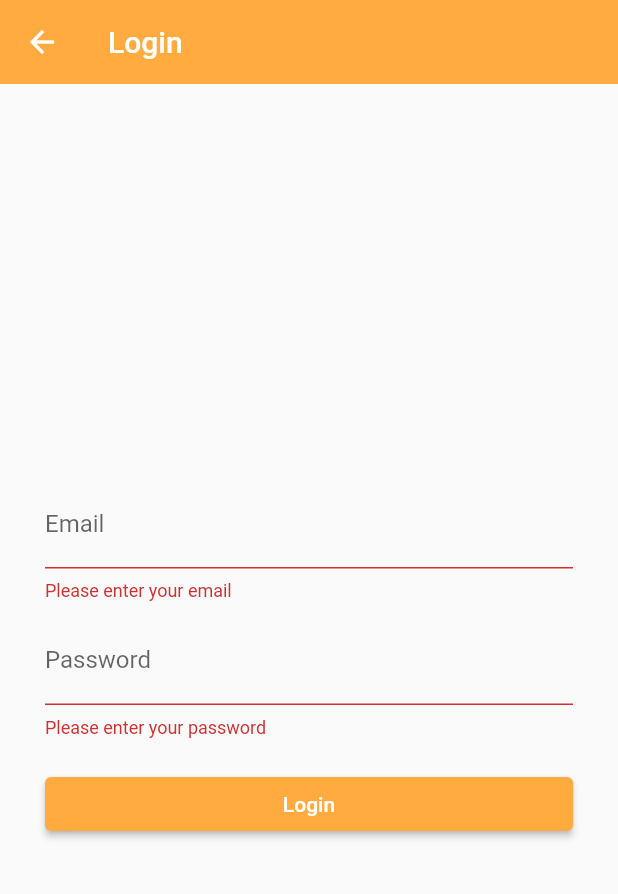
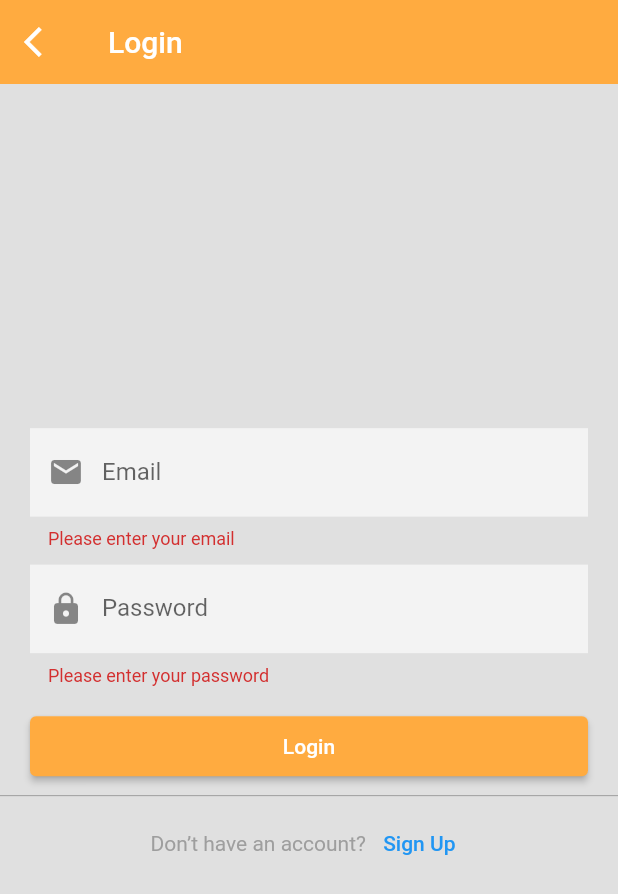
Before and after one commit to uswebk/coodig-mobile, a Flutter app: the LoginScreen screen opened directly, after a tap on "Login", on a phone screen of 412 x 824 dp. Shown: the top 894 px of the screen. Run offline on Flutter 3.47's test engine with Material 2 defaults, Android fonts, the phone set to English and light mode, and no system bars; drawn by our look-alikes of modal_progress_hud_nsn; our stand-ins replace flutter_riverpod, flutter_secure_storage, get; accounts and stored records are empty; network calls fail.

Commit message:
refactor: login screen

```diff
--- a/lib/view/login/login_screen.dart
+++ b/lib/view/login/login_screen.dart
@@ -1,16 +1,18 @@
 import 'package:coodig_mobile/provider/auth_provider.dart';
 import 'package:coodig_mobile/provider/login_provider.dart';
 import 'package:coodig_mobile/view/dashboard/dashboard_screen.dart';
+import 'package:coodig_mobile/view/login/widget/login_form.dart';
 import 'package:coodig_mobile/view/otp/otp_screen.dart';
+import 'package:coodig_mobile/view/signup/signup_screen.dart';
 import 'package:flutter/material.dart';
 import 'package:flutter_riverpod/flutter_riverpod.dart';
 import 'package:get/get.dart';
 import 'package:modal_progress_hud_nsn/modal_progress_hud_nsn.dart';
 
+import '../launch/launch_screen.dart';
+
 class LoginScreen extends ConsumerWidget {
   LoginScreen({super.key});
-
-  final _formKey = GlobalKey<FormState>();
 
   final TextEditingController emailController = TextEditingController();
   final TextEditingController passwordController = TextEditingController();
@@ -31,103 +33,55 @@ class LoginScreen extends ConsumerWidget {
 
     return Stack(children: [
       Scaffold(
+        backgroundColor: Colors.grey[300],
         appBar: AppBar(
+          leading: IconButton(
+            icon: const Icon(Icons.arrow_back_ios),
+            onPressed: () {
+              Get.to(const LaunchScreen());
+            },
+          ),
           backgroundColor: Colors.orangeAccent,
           title: const Text('Login'),
           elevation: 0,
         ),
-        body: Form(
-          key: _formKey,
-          child: Center(
+        body: Column(
+          children: [
+            Expanded(flex: 2, child: Container()),
+            Expanded(
+                flex: 3,
+                child: SingleChildScrollView(
                   child: Column(
+                    mainAxisSize: MainAxisSize.min,
                     mainAxisAlignment: MainAxisAlignment.center,
                     children: [
-                Container(
-                  width: double.infinity,
-                  padding: const EdgeInsets.symmetric(horizontal: 20),
-                  child: (state.errorMessage != '')
-                      ? Container(
-                          padding: const EdgeInsets.all(10),
-                          decoration: BoxDecoration(
-                            color: Colors.red[50],
-                            borderRadius: BorderRadius.circular(4.0),
-                            border: Border.all(color: Colors.red.shade100),
+                      const LoginForm(),
+                      const SizedBox(
+                        height: 5,
                       ),
-                          child: Text(
-                            state.errorMessage,
-                            style: TextStyle(color: Colors.red.shade300),
+                      const Divider(
+                        color: Colors.grey,
                       ),
-                        )
-                      : Container(),
+                      Row(
+                        mainAxisSize: MainAxisSize.min,
+                        children: [
+                          const Text(
+                            'Don’t have an account? ',
+                            style: TextStyle(color: Colors.grey),
                           ),
-                Container(
-                  padding: const EdgeInsets.symmetric(horizontal: 30),
-                  child: Column(
-                    children: [
-                      TextFormField(
-                        controller: emailController,
-                        decoration: const InputDecoration(labelText: 'Email'),
-                        validator: (value) {
-                          if (value!.isEmpty) {
-                            return 'Please enter your email';
-                          }
-                          return null;
+                          TextButton(
+                            child: const Text('Sign Up'),
+                            onPressed: () {
+                              Get.to(const SignupScreen());
                             },
-                        onChanged: (String value) {},
-                      ),
-                      const SizedBox(
-                        height: 10,
-                      ),
-                      TextFormField(
-                        controller: passwordController,
-                        obscureText: true,
-                        decoration:
-                            const InputDecoration(labelText: 'Password'),
-                        validator: (value) {
-                          if (value!.isEmpty) {
-                            return 'Please enter your password';
-                          }
-
-                          if (value.length <= 6) {
-                            return 'Password must be at least 6 characters';
-                          }
-                          return null;
-                        },
-                        onChanged: (String value) {},
-                      ),
-                      const SizedBox(
-                        height: 20,
-                      ),
-                      SizedBox(
-                        width: double.infinity,
-                        child: ElevatedButton(
-                            onPressed: () async {
-                              if (_formKey.currentState!.validate()) {
-                                _formKey.currentState!.save();
-                                String email = emailController.text;
-                                String password = passwordController.text;
-                                ref
-                                    .read(loginStateProvider.notifier)
-                                    .setLoading(true);
-                                await ref
-                                    .watch(authStateProvider.notifier)
-                                    .login(email, password);
-                                ref
-                                    .read(loginStateProvider.notifier)
-                                    .setLoading(false);
-                              }
-                            },
-                            style: ElevatedButton.styleFrom(
-                              backgroundColor: Colors.orangeAccent,
-                            ),
-                            child: const Text('Login')),
                           ),
                         ],
-                  ),
                       )
                     ],
                   ),
-          ),
+                )),
+            Expanded(flex: 2, child: Container()),
+          ],
         ),
       ),
       ModalProgressHUD(
```
Lines whose indentation alone changed are shown as unchanged.
